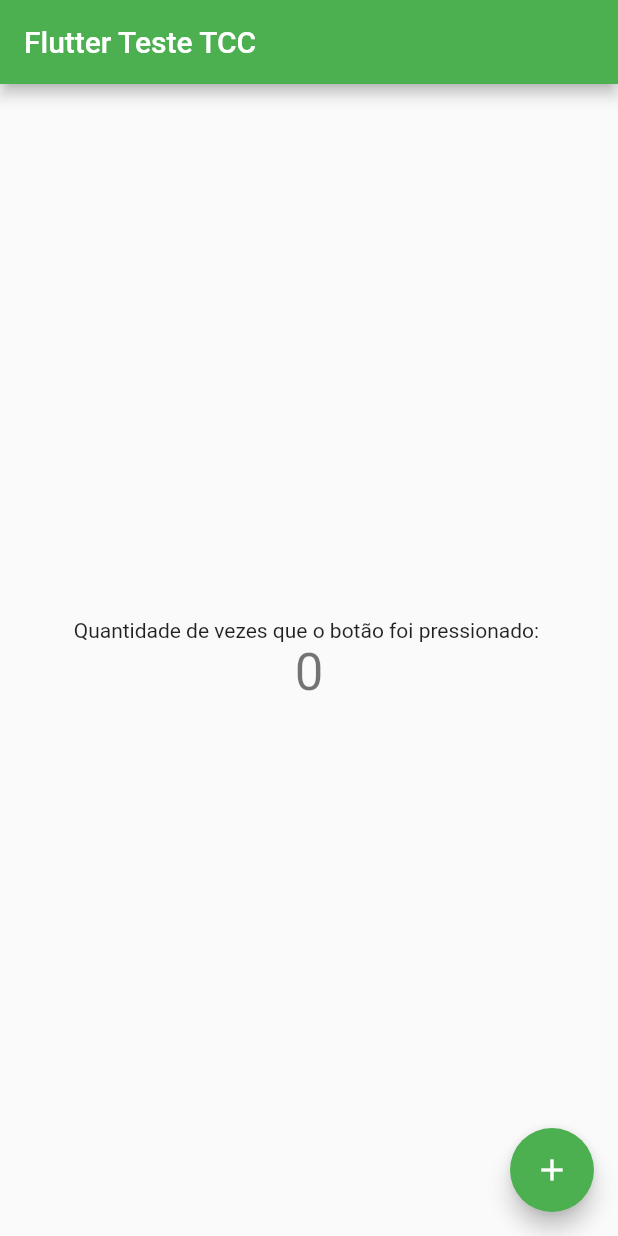
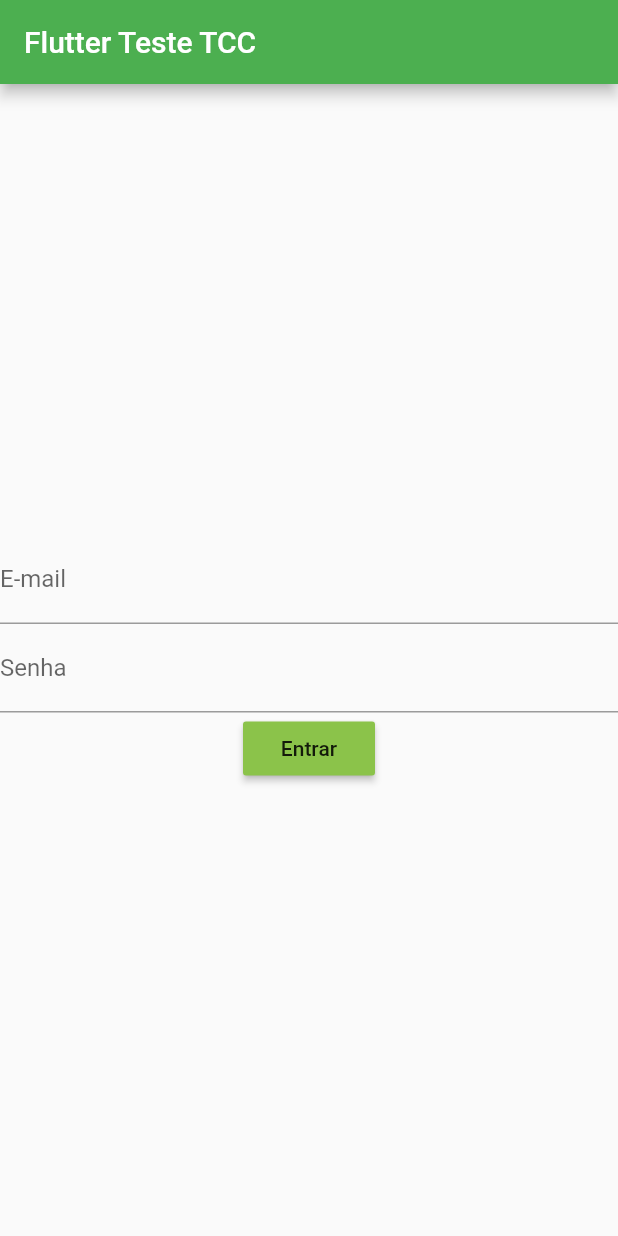
Before and after one commit to lucasOlivio/TCC-Backend, a Flutter app: the screen it shows after launch, on a phone screen of 412 x 824 dp. Run offline on Flutter 3.47's test engine with Material 2 defaults, Android fonts, the phone set to English and light mode, and no system bars.

Commit message:
Estrutura criada (tela de login)

```diff
--- a/teste_flutter/lib/main.dart
+++ b/teste_flutter/lib/main.dart
@@ -44,18 +44,6 @@ class MyHomePage extends StatefulWidget {
 }
 
 class _MyHomePageState extends State<MyHomePage> {
-  int _counter = 0;
-
-  void _incrementCounter() {
-    setState(() {
-      // This call to setState tells the Flutter framework that something has
-      // changed in this State, which causes it to rerun the build method below
-      // so that the display can reflect the updated values. If we changed
-      // _counter without calling setState(), then the build method would not be
-      // called again, and so nothing would appear to happen.
-      _counter++;
-    });
-  }
 
   @override
   Widget build(BuildContext context) {
@@ -91,21 +79,30 @@ class _MyHomePageState extends State<MyHomePage> {
           // horizontal).
           mainAxisAlignment: MainAxisAlignment.center,
           children: <Widget>[
-            Text(
-              'Quantidade de vezes que o botão foi pressionado: ',
+            TextFormField(
+              decoration: InputDecoration(
+                labelText: 'E-mail'
+              ),
             ),
-            Text(
-              '$_counter',
-              style: Theme.of(context).textTheme.display1,
+
+            TextFormField(
+              decoration: InputDecoration(
+                labelText: 'Senha'
+              ),
+              obscureText: true,
+            ),
+
+            RaisedButton(
+              child: const Text('Entrar', semanticsLabel: 'Entrar'),
+              color: Colors.lightGreen,
+              splashColor: Colors.blueGrey,
+              onPressed: (){
+
+              },
             ),
           ],
         ),
       ),
-      floatingActionButton: FloatingActionButton(
-        onPressed: _incrementCounter,
-        tooltip: 'Increment',
-        child: Icon(Icons.add),
-      ), // This trailing comma makes auto-formatting nicer for build methods.
     );
   }
 }
```
Also changed, not shown: screenshot.jpg.
